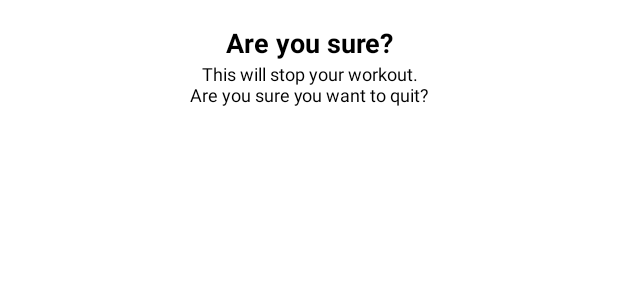
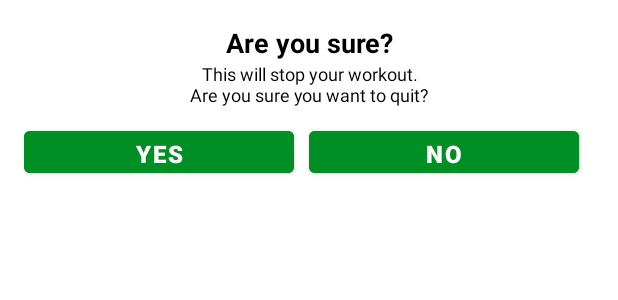
Before and after one commit to coding-ish/7minutesWorkout, an Android app: the layout dialog_custom_back_confirmation.xml on its own in the app's theme, with its tools: preview values and no code run, on a phone screen of 412 x 824 dp. Shown: the top 300 px of the screen. Run offline under Robolectric (Android 15) with nearby library versions, the phone set to English and light mode, and no system bars.

Commit message:
updated values

```diff
--- a/app/src/main/res/layout/dialog_custom_back_confirmation.xml
+++ b/app/src/main/res/layout/dialog_custom_back_confirmation.xml
@@ -30,7 +30,7 @@
         android:layout_height="wrap_content"
         android:layout_marginTop="10dp"
         android:orientation="horizontal"
-       />
+       >
         <Button
             android:id="@+id/yes"
             android:layout_width="0dp"
@@ -40,6 +40,7 @@
             android:backgroundTint="@color/colorAccent"
             android:gravity="center"
             android:text="YES"
+            android:textSize="16sp"
             android:textColor="@color/white"
             android:textStyle="bold"/>
         <Button
@@ -50,7 +51,10 @@
             android:layout_weight="1"
             android:backgroundTint="@color/colorAccent"
             android:text="NO"
+            android:textSize="16sp"
             android:textColor="@color/white"
             android:textStyle="bold"/>
+    </LinearLayout>
+
 
 </LinearLayout>
```
Also changed, not shown: app/src/main/java/com/example/a7minutesworkout/ExerciseActivity.kt (+18 -8 lines). Lines whose indentation alone changed are shown as unchanged.
